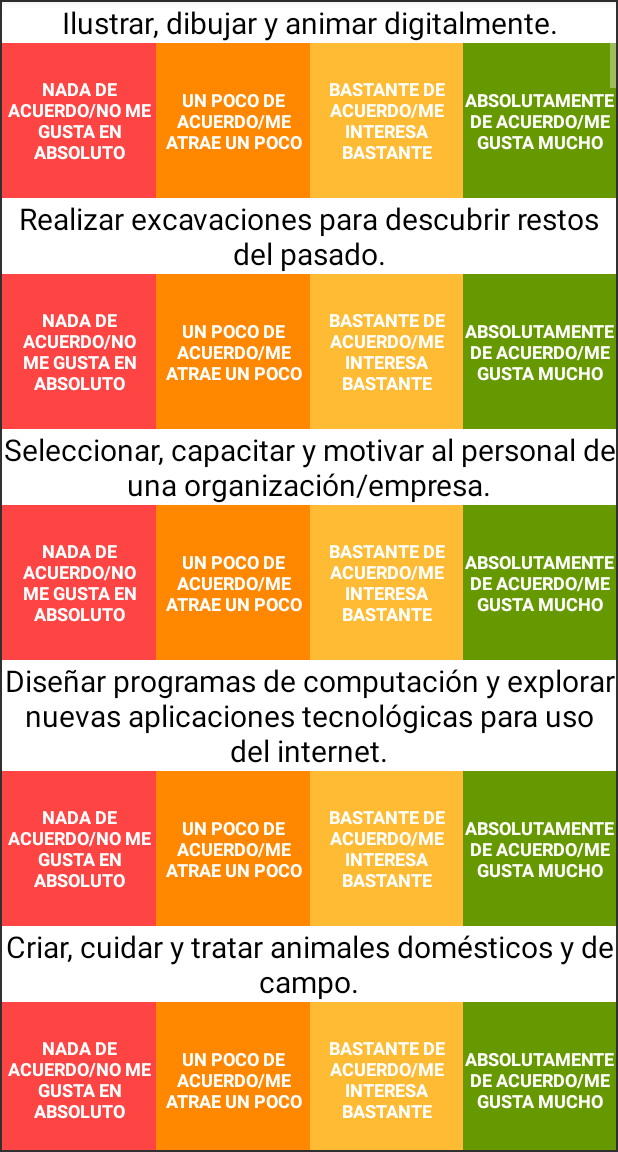
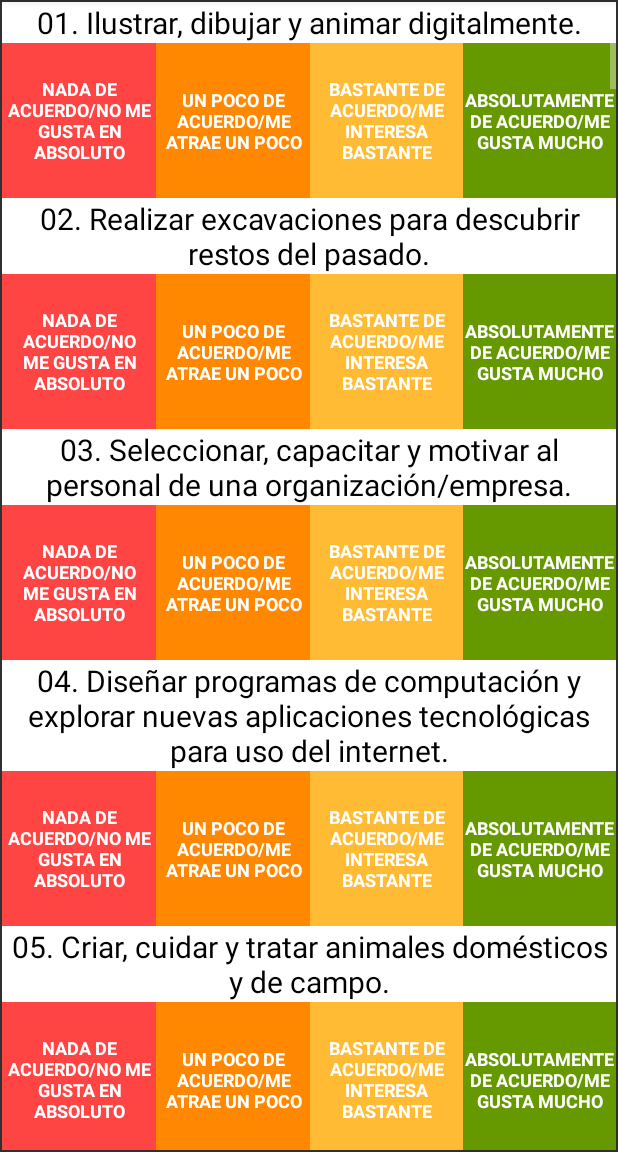
Before and after one commit to adrianrs2510/EscolaVision, an Android app built with Jetpack Compose: the ScrollView screen opened directly, with no data from a screen before it, on a phone screen of 412 x 824 dp, the part 84-1236 px from its top. Run offline under Robolectric (Android 15) with nearby library versions, the phone set to English and light mode, and no system bars; 2 statements that could not run were skipped.

Commit message:
Question Fixed

```diff
--- a/app/src/main/res/values/strings.xml
+++ b/app/src/main/res/values/strings.xml
@@ -2,66 +2,69 @@
     <string name="app_name">EscolaVision</string>
 
 
-    <string name="question_text_1">Ilustrar, dibujar y animar digitalmente.</string>
-    <string name="question_text_2">Realizar excavaciones para descubrir restos del pasado.</string>
-    <string name="question_text_3">Seleccionar, capacitar y motivar al personal de una organización/empresa.</string>
-    <string name="question_text_4">Diseñar programas de computación y explorar nuevas aplicaciones tecnológicas para uso del internet.</string>
-    <string name="question_text_5">Criar, cuidar y tratar animales domésticos y de campo.</string>
-    <string name="question_text_6">Pintar, hacer esculturas, ilustrar libros de arte, etcétera.</string>
-    <string name="question_text_7">Investigar las causas y efectos de los trastornos emocionales.</string>
-    <string name="question_text_8">Hacer propuestas y formular estrategias para aprovechar las relaciones económicas entre los dos países.</string>
-    <string name="question_text_9">Concebir planos para viviendas, edificios y ciudadelas.</string>
-    <string name="question_text_10">Atender la salud de personas enfermas.</string>
-    <string name="question_text_11">Diseñar ropa para niños, jóvenes y adultos.</string>
-    <string name="question_text_12">Enseñar a niños de 0 a 5 años.</string>
-    <string name="question_text_13">Administrar una empresa de turismo y/o agencias de viaje.</string>
-    <string name="question_text_14">Revisar y dar mantenimiento a artefactos eléctricos, electrónicos y computadoras.</string>
-    <string name="question_text_15">Aplicar métodos alternativos a la medicina tradicional para atender personas con dolencias de diversa índole.</string>
-    <string name="question_text_16">Ser parte de un grupo de teatro.</string>
-    <string name="question_text_17">Trabajar en museos y bibliotecas nacionales e internacionales.</string>
-    <string name="question_text_18">Administrar una empresa (familiar, privada o pública).</string>
-    <string name="question_text_19">Ejecutar proyectos de extracción minera y metalúrgica.</string>
-    <string name="question_text_20">Planificar y recomendar dietas para personas diabéticas y/o con sobrepeso.</string>
-    <string name="question_text_21">Trabajar como presentador de televisión, locutor de radio y televisión, animador de programas culturales y concursos.</string>
-    <string name="question_text_22">Administrar y ordenar (planificar) adecuadamente la ocupación del espacio físico de ciudades, países etc., utilizando imágenes de satélite, mapas.</string>
-    <string name="question_text_23">Organizar, planificar y administrar centros educativos.</string>
-    <string name="question_text_24">Administrar y ordenar (planificar) adecuadamente la ocupación del espacio físico de ciudades, países etc., utilizando imágenes de satélite, mapas.</string>
-    <string name="question_text_25">Administrar y renovar menús de comidas en un hotel o restaurante.</string>
-    <string name="question_text_26">Redactar guiones y libretos para un programa de televisión.</string>
-    <string name="question_text_27">Gestionar y evaluar convenios internacionales de cooperación para el desarrollo social.</string>
-    <string name="question_text_28">Aconsejar a las personas sobre planes de ahorro e inversiones.</string>
-    <string name="question_text_29">Elaborar mapas, planos e imágenes para el estudio y análisis de datos geográficos.</string>
-    <string name="question_text_30">Atender y realizar ejercicios a personas que tienen limitaciones físicas, problemas de lenguaje, etcétera.</string>
-    <string name="question_text_31">Cuando realizo algún trabajo o tarea me gusta hacerlo de manera original, de forma diferente a la mayoría de las personas.</string>
-    <string name="question_text_32">Soy una persona siempre dispuesta a cooperar con los demás y a participar en actividades sociales.</string>
-    <string name="question_text_33">Soy capaz de explicar las cosas a los demás con claridad y entusiasmo, consiguiendo convencerlos o persuadirlos de mis ideas y puntos de vista.</string>
-    <string name="question_text_34">Me gusta aceptar sugerencias que me hacen los compañeros de trabajo y cumplir con responsabilidad las instrucciones recibidas de mis superiores.</string>
-    <string name="question_text_35">Considero que soy una persona práctica, me gusta ocuparme en trabajos útiles en los que pueda ver pronto los resultados.</string>
-    <string name="question_text_36">Me divierten los juegos que requieren "pensamiento analítico": ajedrez, resolver cuestiones matemáticas, deducir combinaciones, aplicar estrategias, etc …</string>
-    <string name="question_text_37">Me gusta manipular herramientas o máquinas y ser capaz de aprovechar todas sus posibilidades.</string>
-    <string name="question_text_38">Sé controlar mis emociones y mis sentimientos; medito antes de actuar y analizar las consecuencias de mis actos.</string>
-    <string name="question_text_39">Querría ser independiente, actuar sin tener que hacer caso a las costumbres o normas establecidas por la sociedad.</string>
-    <string name="question_text_40">Me considero capaz de comprender a las personas tristes o aburridas y procurar despertar en ellas cierto optimismo.</string>
-    <string name="question_text_41">Normalmente me gustaría ser el líder del grupo donde me encuentro y que los demás reconozcan mis cualidades.</string>
-    <string name="question_text_42">Procuro tener mis cosas bien ordenadas y realizar los trabajos con pulcritud.</string>
-    <string name="question_text_43">Prefiero dedicarme a trabajos de tipo manual que a otras preocupaciones que se basen en el uso de las ideas y/o palabras.</string>
-    <string name="question_text_44">Cuando inicio el conocimiento de un tema nuevo me entusiasma profundizar y no lo dejo hasta que consigo comprenderlo e interpretarlo bien.</string>
-    <string name="question_text_45">Me gusta dedicarme a trabajos que se puedan hacer en toda libertad, sin condiciones ni imposiciones.</string>
-    <string name="question_text_46">Una de mis características es ser una persona generosa y servicial para prestar ayuda a los demás para que resuelvan sus problemas o dificultades.</string>
-    <string name="question_text_47">A menudo consigo que los demás se den cuenta de los aspectos positivos y agradables de las situaciones o de los acontecimientos.</string>
-    <string name="question_text_48">Creo que soy eficaz y tengo sentido práctico en áreas de organización, sé estar atento y preocuparme de los detalles.</string>
-    <string name="question_text_49">Me atraen las actividades que impliquen un esfuerzo físico.</string>
-    <string name="question_text_50">Dedico bastante tiempo a las lecturas de libros y revistas de tipo científico …</string>
-    <string name="question_text_51">Me considero una persona imaginativa, con inspiración, capaz de encontrar soluciones nuevas a los problemas que se presentan.</string>
-    <string name="question_text_52">Me gusta meditar sobre la realidad social y me preocupan las injusticias que a veces sufren ciertas personas.</string>
-    <string name="question_text_53">Tengo ambición, me complacería llegar a altos niveles de responsabilidad, ser una persona importante.</string>
-    <string name="question_text_54">A menudo planifico lo que tengo que hacer de manera realista, metódica, y detallada. Me gusta tener las cosas previstas y no actuar al azar o improvisando.</string>
-    <string name="question_text_55">Prefiero las actividades que suponen el contacto con cosas (manipular objetos, utilizar máquinas).</string>
-    <string name="question_text_56">Sinceramente, estoy mejor cuando puedo trabajar o estudiar solo/a y puedo concentrarme en lo que hago.</string>
-    <string name="question_text_57">No me gusta la falta de estética en carteles, publicaciones, escaparates.</string>
-    <string name="question_text_58">Tengo facilidad para iniciar conversaciones con personas que acabo de conocer y me intereso por sus preferencias o aficiones.</string>
-    <string name="question_text_59">Opino que la economía (comercio, negocios, finanzas, etc.) es uno de los aspectos más importantes para el desarrollo del individuo y de la sociedad.</string>
-    <string name="question_text_60">Prefiero un mismo tipo de ritmo de trabajo cada día que estar continuamente cambiando.</string>
+    <string name="question_text_1">01. Ilustrar, dibujar y animar digitalmente.</string>
+    <string name="question_text_2">02. Realizar excavaciones para descubrir restos del pasado.</string>
+    <string name="question_text_3">03. Seleccionar, capacitar y motivar al personal de una organización/empresa.</string>
+    <string name="question_text_4">04. Diseñar programas de computación y explorar nuevas aplicaciones tecnológicas para uso del internet.</string>
+    <string name="question_text_5">05. Criar, cuidar y tratar animales domésticos y de campo.</string>
+    <string name="question_text_6">06. Pintar, hacer esculturas, ilustrar libros de arte, etcétera.</string>
+    <string name="question_text_7">07. Investigar las causas y efectos de los trastornos emocionales.</string>
+    <string name="question_text_8">08. Hacer propuestas y formular estrategias para aprovechar las relaciones económicas entre los dos países.</string>
+    <string name="question_text_9">09. Concebir planos para viviendas, edificios y ciudadelas.</string>
+    <string name="question_text_10">10. Atender la salud de personas enfermas.</string>
+    <string name="question_text_11">11. Prepararse para ser modelo profesional.</string>
+    <string name="question_text_12">12. Diseñar ropa para niños, jóvenes y adultos.</string>
+    <string name="question_text_13">13. Enseñar a niños de 0 a 5 años.</string>
+    <string name="question_text_14">14. Administrar una empresa de turismo y/o agencias de viaje.</string>
+    <string name="question_text_15">15. Revisar y dar mantenimiento a artefactos eléctricos, electrónicos y computadoras.</string>
+    <string name="question_text_16">16. Aplicar métodos alternativos a la medicina tradicional para atender personas con dolencias de diversa índole.</string>
+    <string name="question_text_17">17. Ser parte de un grupo de teatro.</string>
+    <string name="question_text_18">18. Trabajar en museos y bibliotecas nacionales e internacionales.</string>
+    <string name="question_text_19">19. Administrar una empresa (familiar, privada o pública).</string>
+    <string name="question_text_20">20. Ejecutar proyectos de extracción minera y metalúrgica.</string>
+    <string name="question_text_21">21. Planificar y recomendar dietas para personas diabéticas y/o con sobrepeso.</string>
+    <string name="question_text_22">22. Trabajar como presentador de televisión, locutor de radio y televisión, animador de programas culturales y concursos.</string>
+    <string name="question_text_23">23. Tocar un instrumento y componer música.</string>
+    <string name="question_text_24">24. Organizar, planificar y administrar centros educativos.</string>
+    <string name="question_text_25">25. Administrar y ordenar (planificar) adecuadamente la ocupación del espacio físico de ciudades, países etc., utilizando imágenes de satélite, mapas.</string>
+    <string name="question_text_26">26. Administrar y renovar menús de comidas en un hotel o restaurante.</string>
+    <string name="question_text_27">27. Redactar guiones y libretos para un programa de televisión.</string>
+    <string name="question_text_28">28. Gestionar y evaluar convenios internacionales de cooperación para el desarrollo social.</string>
+    <string name="question_text_29">29. Aconsejar a las personas sobre planes de ahorro e inversiones.</string>
+    <string name="question_text_30">30. Elaborar mapas, planos e imágenes para el estudio y análisis de datos geográficos.</string>
+    <string name="question_text_31">31. Atender y realizar ejercicios a personas que tienen limitaciones físicas, problemas de lenguaje, etcétera.</string>
+    <string name="question_text_32">32. Cuando realizo algún trabajo o tarea me gusta hacerlo de manera original, de forma diferente a la mayoría de las personas.</string>
+    <string name="question_text_33">33. Soy una persona siempre dispuesta a cooperar con los demás y a participar en actividades sociales.</string>
+    <string name="question_text_34">34. Soy capaz de explicar las cosas a los demás con claridad y entusiasmo, consiguiendo convencerlos o persuadirlos de mis ideas y puntos de vista.</string>
+    <string name="question_text_35">35. Me gusta aceptar sugerencias que me hacen los compañeros de trabajo y cumplir con responsabilidad las instrucciones recibidas de mis superiores.</string>
+    <string name="question_text_36">36. Considero que soy una persona práctica, me gusta ocuparme en trabajos útiles en los que pueda ver pronto los resultados.</string>
+    <string name="question_text_37">37. Me divierten los juegos que requieren "pensamiento analítico": ajedrez, resolver cuestiones matemáticas, deducir combinaciones, aplicar estrategias, etc …</string>
+    <string name="question_text_38">38. Me gusta manipular herramientas o máquinas y ser capaz de aprovechar todas sus posibilidades.</string>
+    <string name="question_text_39">39. Rediseñar y decorar espacios fisicos en viviendas, oficinas y locales comerciales.</string>
+    <string name="question_text_40">40. Sé controlar mis emociones y mis sentimientos; medito antes de actuar y analizar las consecuencias de mis actos.</string>
+    <string name="question_text_41">41. Querría ser independiente, actuar sin tener que hacer caso a las costumbres o normas establecidas por la sociedad.</string>
+    <string name="question_text_42">42. Me considero capaz de comprender a las personas tristes o aburridas y procurar despertar en ellas cierto optimismo.</string>
+    <string name="question_text_43">43. Normalmente me gustaría ser el líder del grupo donde me encuentro y que los demás reconozcan mis cualidades.</string>
+    <string name="question_text_44">44. Procuro tener mis cosas bien ordenadas y realizar los trabajos con pulcritud.</string>
+    <string name="question_text_45">45. Prefiero dedicarme a trabajos de tipo manual que a otras preocupaciones que se basen en el uso de las ideas y/o palabras.</string>
+    <string name="question_text_46">46. Cuando inicio el conocimiento de un tema nuevo me entusiasma profundizar y no lo dejo hasta que consigo comprenderlo e interpretarlo bien.</string>
+    <string name="question_text_47">47. Me gusta dedicarme a trabajos que se puedan hacer en toda libertad, sin condiciones ni imposiciones.</string>
+    <string name="question_text_48">48. Una de mis características es ser una persona generosa y servicial para prestar ayuda a los demás para que resuelvan sus problemas o dificultades.</string>
+    <string name="question_text_49">49. A menudo consigo que los demás se den cuenta de los aspectos positivos y agradables de las situaciones o de los acontecimientos.</string>
+    <string name="question_text_50">50. Creo que soy eficaz y tengo sentido práctico en áreas de organización, sé estar atento y preocuparme de los detalles.</string>
+    <string name="question_text_51">51. Me atraen las actividades que impliquen un esfuerzo físico.</string>
+    <string name="question_text_52">52. Dedico bastante tiempo a las lecturas de libros y revistas de tipo científico …</string>
+    <string name="question_text_53">53. Me considero una persona imaginativa, con inspiración, capaz de encontrar soluciones nuevas a los problemas que se presentan.</string>
+    <string name="question_text_54">54. Me gusta meditar sobre la realidad social y me preocupan las injusticias que a veces sufren ciertas personas.</string>
+    <string name="question_text_55">55. Tengo ambición, me complacería llegar a altos niveles de responsabilidad, ser una persona importante.</string>
+    <string name="question_text_56">56. A menudo planifico lo que tengo que hacer de manera realista, metódica, y detallada. Me gusta tener las cosas previstas y no actuar al azar o improvisando.</string>
+    <string name="question_text_57">57. Prefiero las actividades que suponen el contacto con cosas (manipular objetos, utilizar máquinas).</string>
+    <string name="question_text_58">58. Sinceramente, estoy mejor cuando puedo trabajar o estudiar solo/a y puedo concentrarme en lo que hago.</string>
+    <string name="question_text_59">59. No me gusta la falta de estética en carteles, publicaciones, escaparates.</string>
+    <string name="question_text_60">60. Tengo facilidad para iniciar conversaciones con personas que acabo de conocer y me intereso por sus preferencias o aficiones.</string>
+    <string name="question_text_61">61. Opino que la economía (comercio, negocios, finanzas, etc.) es uno de los aspectos más importantes para el desarrollo del individuo y de la sociedad.</string>
+    <string name="question_text_62">62. Prefiero un mismo tipo de ritmo de trabajo cada día que estar continuamente cambiando.</string>
+    <string name="question_text_63">63. Diseñar y ejecutar programas de turismo.</string>
 
 
     <string name="button1">Nada de acuerdo/No me gusta en absoluto</string>
```
